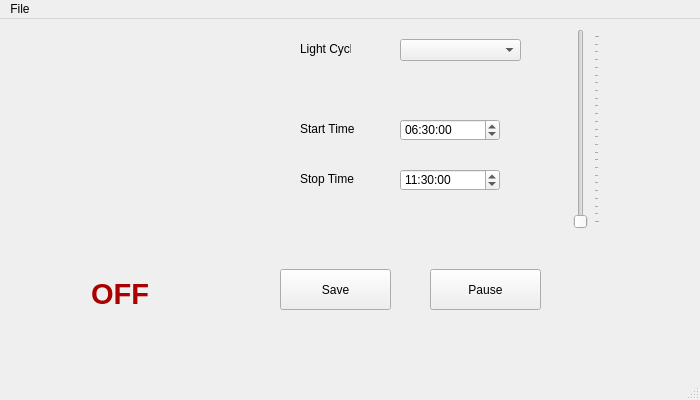
This is com/project/ProjectGrow/ProjectGrow/mainwindow.ui in DylanIlsley/VulkanTut as Qt 5 draws it before an edit. The edited form follows.
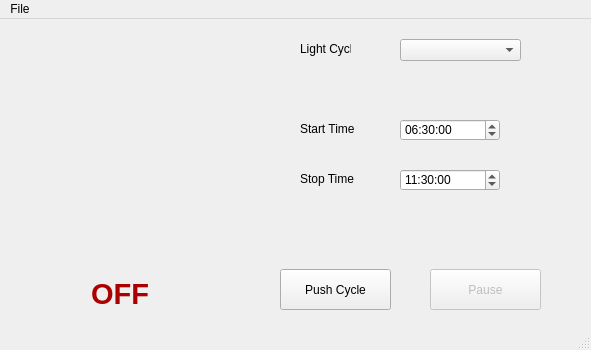
This is the edited form. Custom widgets are drawn as their Qt base class.

Commit message:
Adding support for Pushing light cycle
Code changes for basic implementation of pushing the light cycle to the arduino.

This will be going under further improvements once the arduino client has been fleshed out to support incoming signals as well.

This is needed before final development of the application can occur since we need it to load the current cycle and time from the arduino as well as to confirm that the cycle was successfully loaded into the arduino

Diff of the .ui file:
```diff
--- a/com/project/ProjectGrow/ProjectGrow/mainwindow.ui
+++ b/com/project/ProjectGrow/ProjectGrow/mainwindow.ui
@@ -6,8 +6,8 @@
    <rect>
     <x>0</x>
     <y>0</y>
-    <width>700</width>
-    <height>400</height>
+    <width>591</width>
+    <height>350</height>
    </rect>
   </property>
   <property name="windowTitle">
@@ -16,33 +16,11 @@
   <property name="autoFillBackground">
    <bool>false</bool>
   </property>
+  <property name="styleSheet">
+   <string notr="true"/>
+  </property>
   <widget class="QWidget" name="centralwidget">
-   <widget class="QSlider" name="verticalSlider">
-    <property name="geometry">
-     <rect>
-      <x>570</x>
-      <y>10</y>
-      <width>30</width>
-      <height>200</height>
-     </rect>
-    </property>
-    <property name="mouseTracking">
-     <bool>false</bool>
-    </property>
-    <property name="autoFillBackground">
-     <bool>false</bool>
-    </property>
-    <property name="maximum">
-     <number>24</number>
-    </property>
-    <property name="orientation">
-     <enum>Qt::Vertical</enum>
-    </property>
-    <property name="tickPosition">
-     <enum>QSlider::TicksBelow</enum>
-    </property>
-   </widget>
-   <widget class="QTimeEdit" name="timeEdit">
+   <widget class="QTimeEdit" name="StartTime">
     <property name="geometry">
      <rect>
       <x>400</x>
@@ -131,7 +109,10 @@
      <set>Qt::AlignCenter</set>
     </property>
    </widget>
-   <widget class="QPushButton" name="pushButton">
+   <widget class="QPushButton" name="pushCycleButton">
+    <property name="enabled">
+     <bool>true</bool>
+    </property>
     <property name="geometry">
      <rect>
       <x>280</x>
@@ -141,7 +122,10 @@
      </rect>
     </property>
     <property name="text">
-     <string>Save</string>
+     <string>Push Cycle</string>
+    </property>
+    <property name="flat">
+     <bool>false</bool>
     </property>
    </widget>
    <widget class="QComboBox" name="comboBox">
@@ -178,6 +162,9 @@
     </property>
    </widget>
    <widget class="QPushButton" name="pushButton_2">
+    <property name="enabled">
+     <bool>false</bool>
+    </property>
     <property name="geometry">
      <rect>
       <x>430</x>
@@ -196,7 +183,7 @@
     <rect>
      <x>0</x>
      <y>0</y>
-     <width>700</width>
+     <width>591</width>
      <height>21</height>
     </rect>
    </property>
```
Left out of the diff: 26 changed lines with no effect on the pictures. The commit also changes 5 other files.
